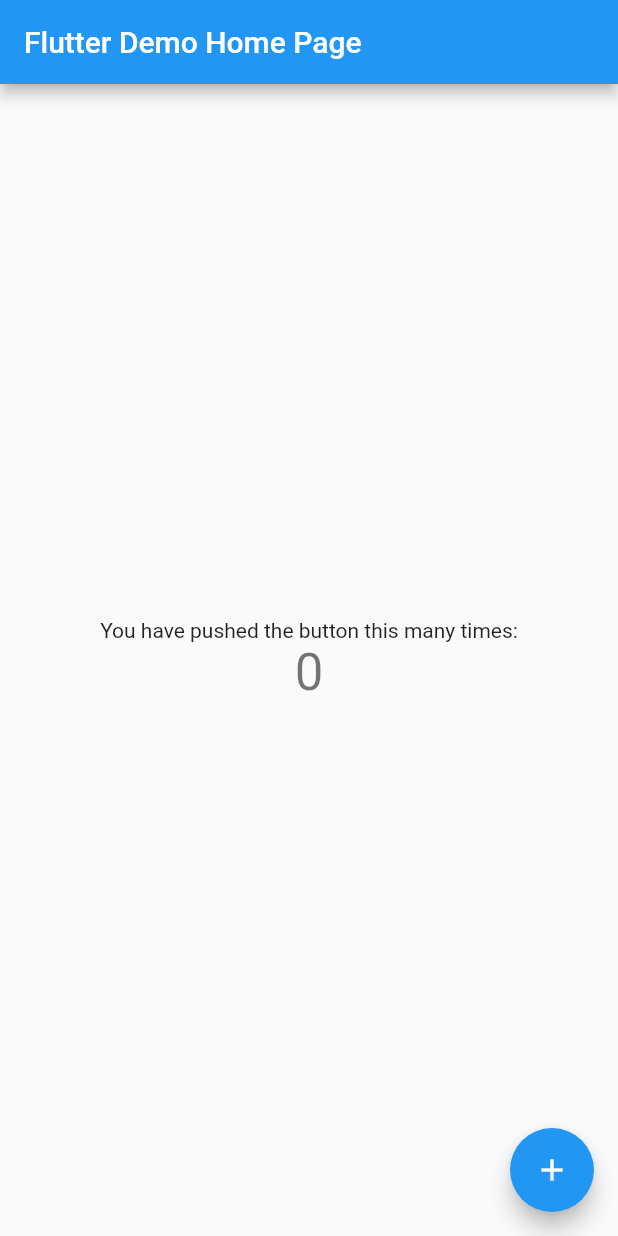
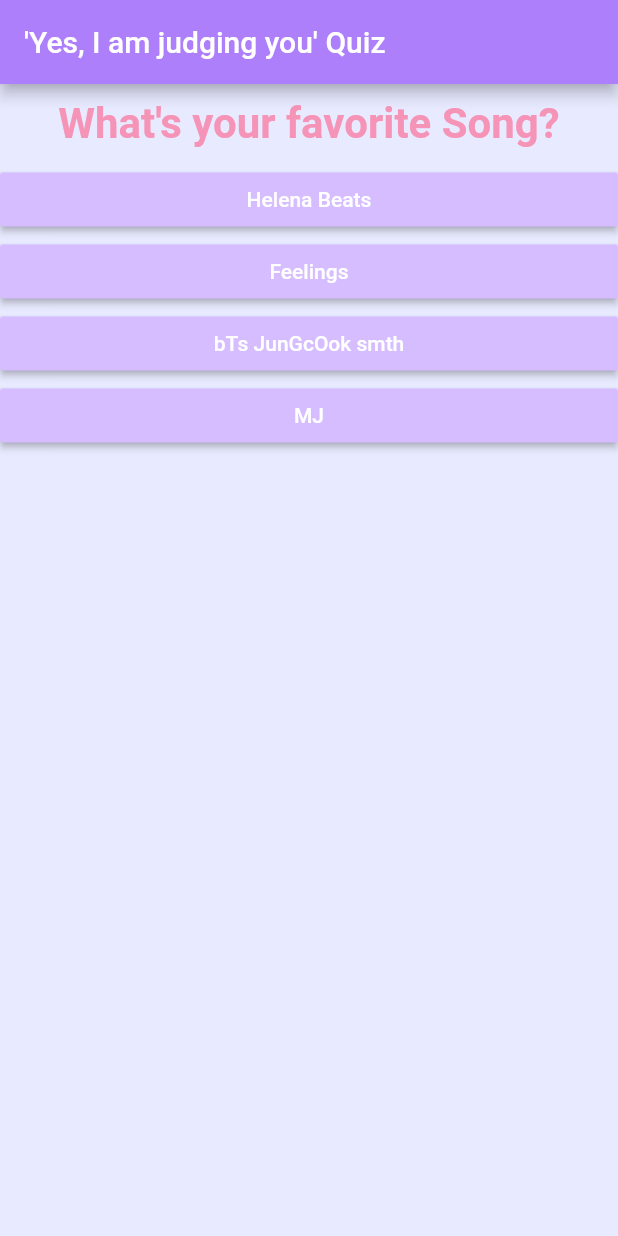
Before and after one commit to Z3lth/flutter_program1, a Flutter app: the screen it shows after launch, on a phone screen of 412 x 824 dp. Run offline on Flutter 3.47's test engine with Material 2 defaults, Android fonts, the phone set to English and light mode, and no system bars.

Commit message:
Initial Commit

```diff
--- /dev/null
+++ b/lib/answer.dart
@@ -0,0 +1,21 @@
+import 'package:flutter/material.dart';
+
+class Answer extends StatelessWidget {
+  final Function selectHandler;
+  final String answerText;
+
+  Answer(this.selectHandler, this.answerText);
+
+  @override
+  Widget build(BuildContext context) {
+    return Container(
+      width: double.infinity,
+      child: RaisedButton(
+        color: Color(0xffd5bdff),
+        textColor: Colors.white,
+        child: Text(answerText),
+        onPressed: selectHandler,
+      ),
+    );
+  }
+}
--- a/lib/main.dart
+++ b/lib/main.dart
@@ -1,113 +1,95 @@
 import 'package:flutter/material.dart';
+import 'package:flutter_complete_guide/result.dart';
+
+import './quiz.dart';
+import './result.dart';
 
 void main() {
   runApp(MyApp());
 }
 
-class MyApp extends StatelessWidget {
-  // This widget is the root of your application.
+class MyApp extends StatefulWidget {
   @override
-  Widget build(BuildContext context) {
-    return MaterialApp(
-      title: 'Flutter Demo',
-      theme: ThemeData(
-        // This is the theme of your application.
-        //
-        // Try running your application with "flutter run". You'll see the
-        // application has a blue toolbar. Then, without quitting the app, try
-        // changing the primarySwatch below to Colors.green and then invoke
-        // "hot reload" (press "r" in the console where you ran "flutter run",
-        // or simply save your changes to "hot reload" in a Flutter IDE).
-        // Notice that the counter didn't reset back to zero; the application
-        // is not restarted.
-        primarySwatch: Colors.blue,
-      ),
-      home: MyHomePage(title: 'Flutter Demo Home Page'),
-    );
+  State<StatefulWidget> createState() {
+    // TODO: implement createState
+    return _MyAppState();
   }
 }
 
-class MyHomePage extends StatefulWidget {
-  MyHomePage({Key key, this.title}) : super(key: key);
+class _MyAppState extends State<MyApp> {
+  final _questions = const [
+    {
+      'questionText': 'What\'s your favorite Song?',
+      'answers': [
+        {'text': 'Helena Beats', 'score': 10},
+        {'text': 'Feelings', 'score': 7},
+        {'text': 'bTs JunGcOok smth', 'score': 1},
+        {'text': 'MJ', 'score': 4},
+      ]
+    },
+    {
+      'questionText': 'What\'s your favorite Book?',
+      'answers': [
+        {'text': 'All The Bright Places', 'score': 7},
+        {'text': 'Divergent Trilogy', 'score': 4},
+        {'text': 'Looking for Alaska', 'score': 10},
+        {'text': 'HaRrY pOTteR', 'score': 1},
+      ]
+    },
+    {
+      'questionText': 'What\'s your favorite Game?',
+      'answers': [
+        {'text': 'Destiny', 'score': 10},
+        {'text': 'vAlOrAnT', 'score': 1},
+        {'text': 'Forza Horizon', 'score': 4},
+        {'text': 'Uncharted', 'score': 7},
+      ]
+    },
+  ];
 
-  // This widget is the home page of your application. It is stateful, meaning
-  // that it has a State object (defined below) that contains fields that affect
-  // how it looks.
+  var _questionIndex = 0;
+  var _totalScore = 0;
 
-  // This class is the configuration for the state. It holds the values (in this
-  // case the title) provided by the parent (in this case the App widget) and
-  // used by the build method of the State. Fields in a Widget subclass are
-  // always marked "final".
+  void _resetQuiz() {
+    setState(() {
+      _questionIndex = 0;
+      _totalScore = 0;
+    });
+  }
 
-  final String title;
+  void _answerQuestion(int score) {
+    _totalScore += score;
 
-  @override
-  _MyHomePageState createState() => _MyHomePageState();
-}
-
-class _MyHomePageState extends State<MyHomePage> {
-  int _counter = 0;
-
-  void _incrementCounter() {
     setState(() {
-      // This call to setState tells the Flutter framework that something has
-      // changed in this State, which causes it to rerun the build method below
-      // so that the display can reflect the updated values. If we changed
-      // _counter without calling setState(), then the build method would not be
-      // called again, and so nothing would appear to happen.
-      _counter++;
+      _questionIndex = _questionIndex + 1;
     });
+    print(_questionIndex);
+    if (_questionIndex < _questions.length) {
+      print('We have more questions!');
+    } else {
+      print('Quiz Over!');
+    }
   }
 
   @override
   Widget build(BuildContext context) {
-    // This method is rerun every time setState is called, for instance as done
-    // by the _incrementCounter method above.
-    //
-    // The Flutter framework has been optimized to make rerunning build methods
-    // fast, so that you can just rebuild anything that needs updating rather
-    // than having to individually change instances of widgets.
-    return Scaffold(
-      appBar: AppBar(
-        // Here we take the value from the MyHomePage object that was created by
-        // the App.build method, and use it to set our appbar title.
-        title: Text(widget.title),
+    // questions = []; // doesnt work if questions is a const
+
+    return MaterialApp(
+      home: Scaffold(
+        appBar: AppBar(
+          backgroundColor: Color(0xffAD7FFB),
+          title: Text('\'Yes, I am judging you\' Quiz'),
+        ),
+        backgroundColor: Color(0xffe8eaff),
+        body: _questionIndex < _questions.length
+            ? Quiz(
+                answerQuestion: _answerQuestion,
+                questionIndex: _questionIndex,
+                questions: _questions,
+              )
+            : Result(_totalScore, _resetQuiz),
       ),
-      body: Center(
-        // Center is a layout widget. It takes a single child and positions it
-        // in the middle of the parent.
-        child: Column(
-          // Column is also a layout widget. It takes a list of children and
-          // arranges them vertically. By default, it sizes itself to fit its
-          // children horizontally, and tries to be as tall as its parent.
-          //
-          // Invoke "debug painting" (press "p" in the console, choose the
-          // "Toggle Debug Paint" action from the Flutter Inspector in Android
-          // Studio, or the "Toggle Debug Paint" command in Visual Studio Code)
-          // to see the wireframe for each widget.
-          //
-          // Column has various properties to control how it sizes itself and
-          // how it positions its children. Here we use mainAxisAlignment to
-          // center the children vertically; the main axis here is the vertical
-          // axis because Columns are vertical (the cross axis would be
-          // horizontal).
-          mainAxisAlignment: MainAxisAlignment.center,
-          children: <Widget>[
-            Text(
-              'You have pushed the button this many times:',
-            ),
-            Text(
-              '$_counter',
-              style: Theme.of(context).textTheme.headline4,
-            ),
-          ],
-        ),
-      ),
-      floatingActionButton: FloatingActionButton(
-        onPressed: _incrementCounter,
-        tooltip: 'Increment',
-        child: Icon(Icons.add),
-      ), // This trailing comma makes auto-formatting nicer for build methods.
     );
   }
 }
--- /dev/null
+++ b/lib/question.dart
@@ -0,0 +1,24 @@
+import 'package:flutter/material.dart';
+
+class Question extends StatelessWidget {
+  final String questionText;
+
+  Question(this.questionText);
+
+  @override
+  Widget build(BuildContext context) {
+    return Container(
+      width: double.infinity,
+      margin: EdgeInsets.all(10),
+      child: Text(
+        questionText,
+        style: TextStyle(
+          fontSize: 28,
+          fontWeight: FontWeight.bold,
+          color: Color(0xffF594B7),
+        ),
+        textAlign: TextAlign.center,
+      ),
+    );
+  }
+}
--- /dev/null
+++ b/lib/quiz.dart
@@ -0,0 +1,30 @@
+import 'package:flutter/material.dart';
+
+import './question.dart';
+import './answer.dart';
+
+class Quiz extends StatelessWidget {
+  final List<Map<String, Object>> questions;
+  final int questionIndex;
+  final Function answerQuestion;
+
+  Quiz(
+      {@required this.questions,
+      @required this.answerQuestion,
+      @required this.questionIndex});
+
+  @override
+  Widget build(BuildContext context) {
+    return Column(
+      children: [
+        Question(
+          questions[questionIndex]['questionText'],
+        ),
+        ...(questions[questionIndex]['answers'] as List<Map<String, Object>>)
+            .map((answer) {
+          return Answer(() => answerQuestion(answer['score']), answer['text']);
+        }).toList()
+      ],
+    );
+  }
+}
```
Also changed, not shown: lib/result.dart (added, +49 -0 lines).
